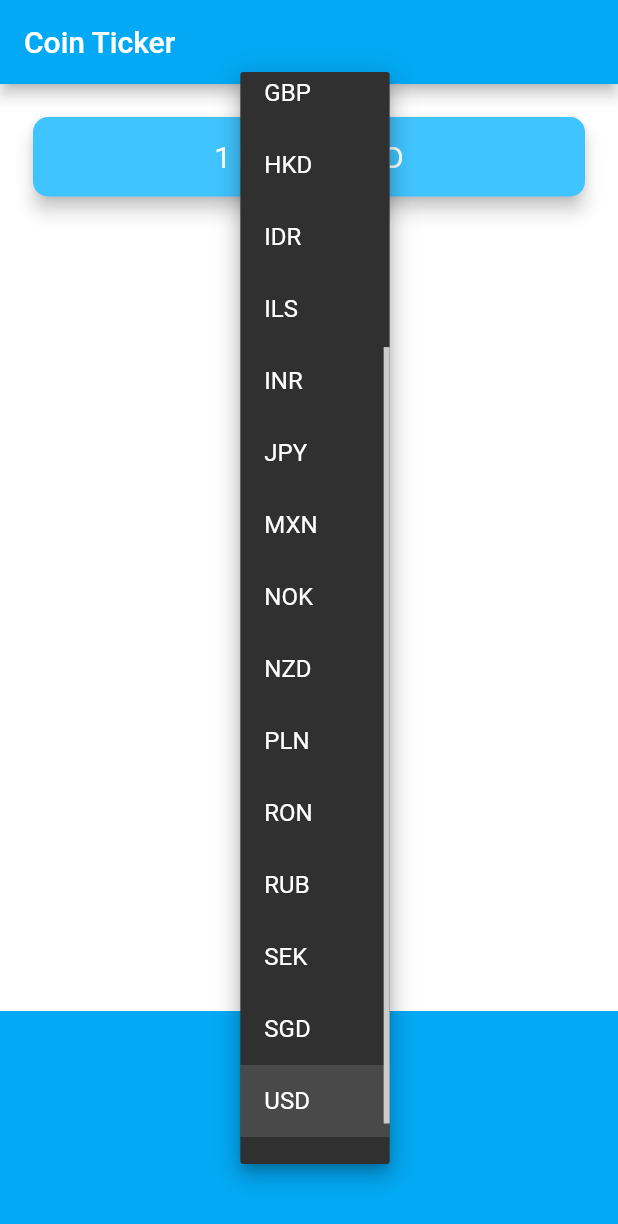
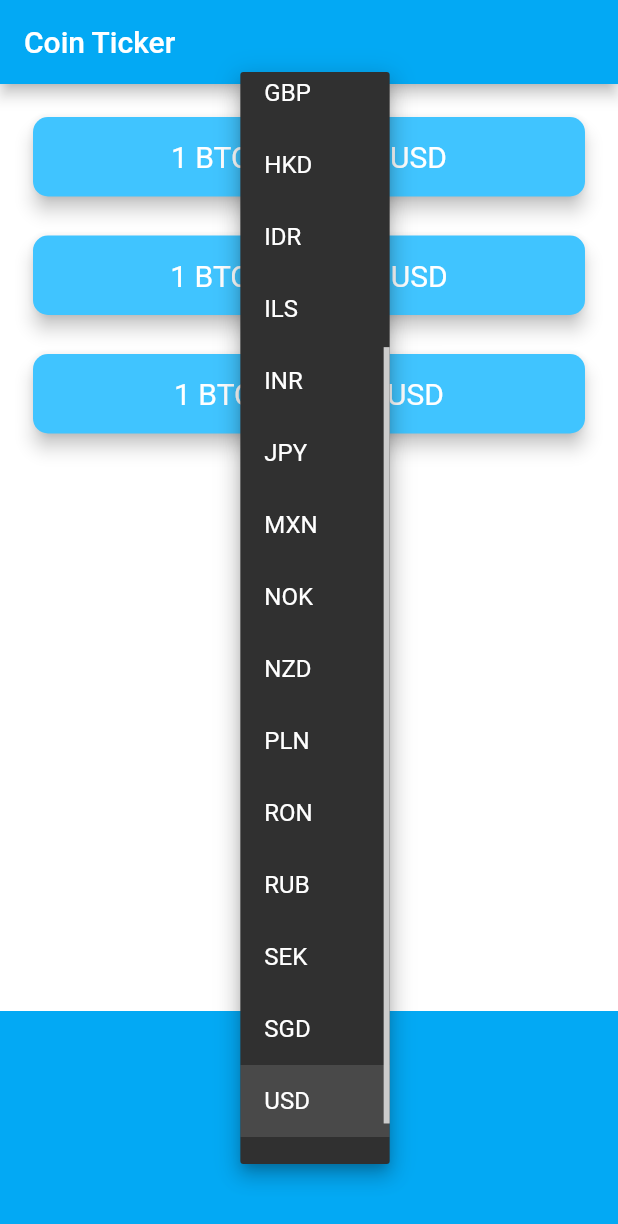
Before and after one commit to apphow/currency_app, a Flutter app: the screen it shows after launch, after a tap on "USD", on a phone screen of 412 x 824 dp. Shown: the top 1224 px of the screen. Run offline on Flutter 3.47's test engine with Material 2 defaults, Android fonts, the phone set to English and light mode, and no system bars; network calls fail.

Commit message:
completed project

```diff
--- a/lib/coin_data.dart
+++ /dev/null
@@ -1,31 +0,0 @@
-const List<String> currenciesList = [
-  'AUD',
-  'BRL',
-  'CAD',
-  'CNY',
-  'EUR',
-  'GBP',
-  'HKD',
-  'IDR',
-  'ILS',
-  'INR',
-  'JPY',
-  'MXN',
-  'NOK',
-  'NZD',
-  'PLN',
-  'RON',
-  'RUB',
-  'SEK',
-  'SGD',
-  'USD',
-  'ZAR'
-];
-
-const List<String> cryptoList = [
-  'BTC',
-  'ETH',
-  'LTC',
-];
-
-class CoinData {}
--- a/lib/price_screen.dart
+++ b/lib/price_screen.dart
@@ -1,4 +1,4 @@
-import 'package:currency_app/coin_data.dart';
+import 'package:currency_app/services/coin_data.dart';
 import 'package:flutter/material.dart';
 import 'package:flutter/cupertino.dart';
 import 'dart:io' show Platform;
@@ -33,6 +33,7 @@
         setState(
           () {
             selectedCurrency = value;
+            getData();
           },
         );
       },
@@ -49,9 +50,63 @@
       backgroundColor: Colors.lightBlue,
       itemExtent: 32.0,
       onSelectedItemChanged: (selectedIndex) {
-        print(selectedIndex);
+        setState(() {
+          selectedCurrency = currenciesList[selectedIndex];
+          getData();
+        });
       },
       children: pickerItems,
+    );
+  }
+
+  //value needs to be updated into a Map to store values of 3 cryptocurrencies.
+  Map<String, String> coinValues = {};
+
+// created variable that holds value before
+  //data comes back from the async methods
+  String bitcoinValueInUSD = '?';
+  bool isWaiting = false;
+
+  // created an async method to await coin_data
+  void getData() async {
+    // when request for prices is initiated, set isWaiting to true
+    isWaiting = true;
+    try {
+      // update method to receive a map containing the crypto:price key value pairs.
+
+      var data = await CoinData().getCoinData(selectedCurrency);
+
+      // we no longer need to wait
+      isWaiting = false;
+      setState(() {
+        coinValues = data;
+      });
+    } catch (e) {
+      print(e);
+    }
+  }
+
+  @override
+  void initState() {
+    super.initState();
+    // calling getData() when screen loads.
+    getData();
+  }
+
+  Column makeCards() {
+    List<CryptoCard> cryptoCards = [];
+    for (String crypto in cryptoList) {
+      cryptoCards.add(
+        CryptoCard(
+          cryptoCurrency: crypto,
+          selectedCurrency: selectedCurrency,
+          value: isWaiting ? '?' : coinValues[crypto],
+        ),
+      );
+    }
+    return Column(
+      crossAxisAlignment: CrossAxisAlignment.stretch,
+      children: cryptoCards,
     );
   }
 
@@ -65,7 +120,56 @@
         mainAxisAlignment: MainAxisAlignment.spaceBetween,
         crossAxisAlignment: CrossAxisAlignment.stretch,
         children: <Widget>[
-          Padding(
+          // added Column Widget for 3 Crytocurrencies
+          Column(
+            crossAxisAlignment: CrossAxisAlignment.stretch,
+            children: <Widget>[
+              CryptoCard(
+                cryptoCurrency: 'BTC',
+                // used ternary operator to see if we are waiting. If we are
+                // waiting, display '?', otherwise, price data will show
+                value: isWaiting ? '?' : coinValues['BTC'],
+                selectedCurrency: selectedCurrency,
+              ),
+              CryptoCard(
+                cryptoCurrency: 'ETH',
+                value: isWaiting ? '?' : coinValues['ETH'],
+                selectedCurrency: selectedCurrency,
+              ),
+              CryptoCard(
+                cryptoCurrency: 'LTC',
+                value: isWaiting ? '?' : coinValues['LTC'],
+                selectedCurrency: selectedCurrency,
+              ),
+            ],
+          ),
+          Container(
+            height: 150.0,
+            alignment: Alignment.center,
+            padding: EdgeInsets.only(bottom: 30.0),
+            color: Colors.lightBlue,
+            child: Platform.isIOS ? iOSPicker() : androidDropdownButton(),
+          ),
+        ],
+      ),
+    );
+  }
+}
+
+class CryptoCard extends StatelessWidget {
+  const CryptoCard({
+    this.value,
+    this.selectedCurrency,
+    this.cryptoCurrency,
+  });
+
+  final String value;
+  final String selectedCurrency;
+  final String cryptoCurrency;
+
+  @override
+  Widget build(BuildContext context) {
+    return Padding(
       padding: EdgeInsets.fromLTRB(18.0, 18.0, 18.0, 0),
       child: Card(
         color: Colors.lightBlueAccent,
@@ -76,7 +180,7 @@
         child: Padding(
           padding: EdgeInsets.symmetric(vertical: 15.0, horizontal: 28.0),
           child: Text(
-                  '1 BTC = ? USD',
+            '1 BTC = $cryptoCurrency = $value $selectedCurrency',
             textAlign: TextAlign.center,
             style: TextStyle(
               fontSize: 20.0,
@@ -85,16 +189,6 @@
           ),
         ),
       ),
-          ),
-          Container(
-            height: 150.0,
-            alignment: Alignment.center,
-            padding: EdgeInsets.only(bottom: 30.0),
-            color: Colors.lightBlue,
-            child: Platfor.isIOS ? iOSPicker() : androidDropdownButton(),
-          ),
-        ],
-      ),
     );
   }
 }
--- /dev/null
+++ b/lib/services/coin_data.dart
@@ -0,0 +1,66 @@
+import 'dart:convert';
+import 'package:http/http.dart' as http;
+
+const List<String> currenciesList = [
+  'AUD',
+  'BRL',
+  'CAD',
+  'CNY',
+  'EUR',
+  'GBP',
+  'HKD',
+  'IDR',
+  'ILS',
+  'INR',
+  'JPY',
+  'MXN',
+  'NOK',
+  'NZD',
+  'PLN',
+  'RON',
+  'RUB',
+  'SEK',
+  'SGD',
+  'USD',
+  'ZAR'
+];
+
+const List<String> cryptoList = [
+  'BTC',
+  'ETH',
+  'LTC',
+];
+
+const apiKey = '182190A6-F5C7-46A1-8359-FFB3E401A123';
+const openCoinDataURL = 'https://rest.coinapi.io/v1/exchangerate';
+
+class CoinData {
+  // created Asynchronous method that will return a Future(price).
+  Future getCoinData(String selectedCurrency) async {
+    //loop through cryptoList to request data for each and
+    //return Map of results
+    Map<String, String> cryptoPrices = {};
+
+    for (String crypto in cryptoList) {
+      // update URL to use crypto symbol in cryptoList
+      String requestURL =
+          '$openCoinDataURL/$crypto/$selectedCurrency?apikey=$apiKey';
+      http.Response response = await http.get(requestURL);
+
+      //make sure request is successful
+      if (response.statusCode == 200) {
+        // used 'dart:convert' package to decode JSON data
+        var decodedData = jsonDecode(response.body);
+        // Retrieved last price
+        double lastPrice = decodedData['rate'];
+        // create new key value pair crypto symbol and value being lastPrice
+        cryptoPrices[crypto] = lastPrice.toStringAsFixed(0);
+      } else {
+        print(response.statusCode);
+
+        throw 'Failed get request';
+      }
+    }
+    return cryptoPrices;
+  }
+}
--- a/pubspec.yaml
+++ b/pubspec.yaml
@@ -10,6 +10,7 @@
     sdk: flutter
 
   cupertino_icons: ^0.1.2
+  http: ^0.12.2
 
 dev_dependencies:
   flutter_test:
```
Also changed, not shown: pubspec.lock, 38 other files. Lines whose indentation alone changed are shown as unchanged.
